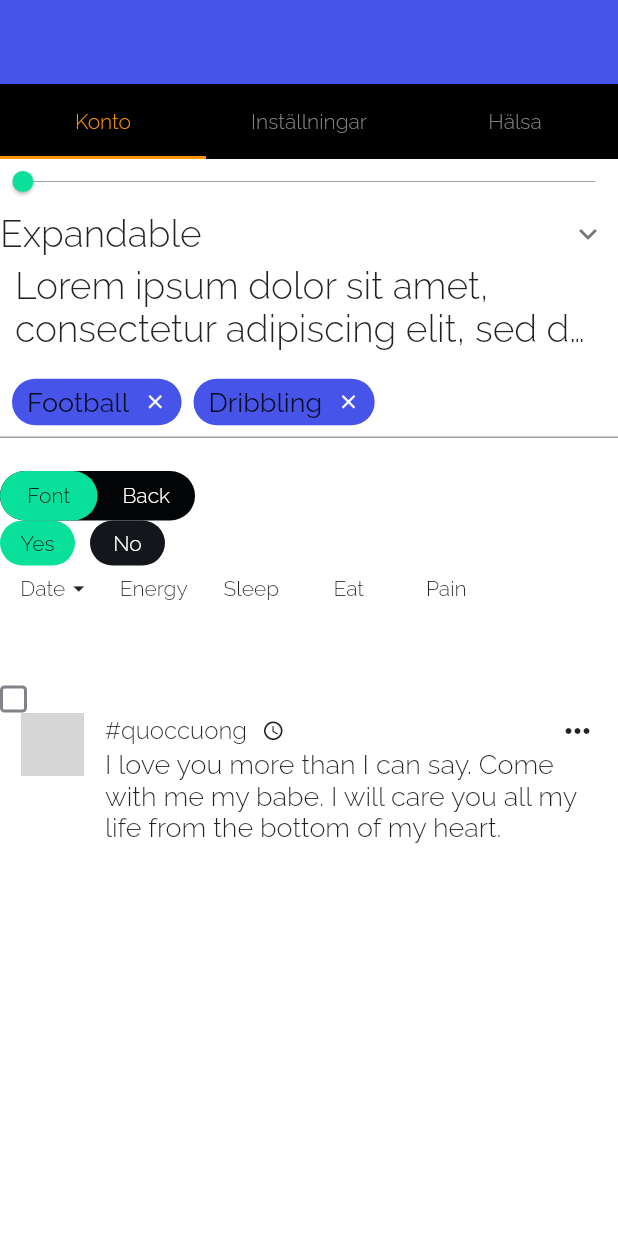
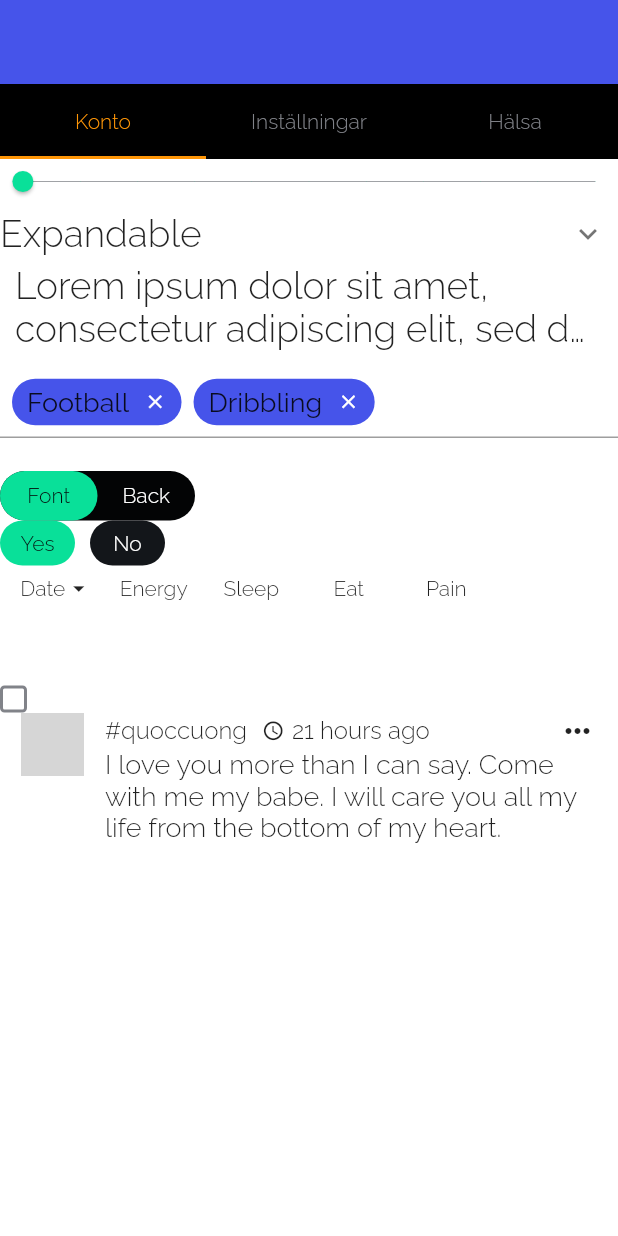
Before and after one commit to cuongdang1998/zporter_preview, a Flutter app: the screen it shows after launch, on a phone screen of 412 x 824 dp. Run offline on Flutter 3.47's test engine with Material 2 defaults, Android fonts, the phone set to English and light mode, and no system bars; drawn by our look-alikes of flutter_slidable, scroll_to_index; our stand-ins replace bloc, dio, dropdown_search, equatable, fl_chart, flutter_bloc and 6 more; generated files the repository leaves out were written again; grey boxes are pictures that could not be loaded.

Commit message:
add count hour nofication

```diff
--- a/lib/presentation/setting/ui/widget/widget_notification_item.dart
+++ b/lib/presentation/setting/ui/widget/widget_notification_item.dart
@@ -30,10 +30,10 @@ class _NotificationItemState extends State<NotificationItem> {
       controller: _slidableController,
       child: NotificationContent(
         avatarImage: Assets.images.mypic,
-        comment:
+        notifyContent:
             'I love you more than I can say. Come with me my babe. I will care you all my life from the bottom of my heart.',
-        commenterName: 'quoccuong',
-        commentTime: DateTime(2021, 05, 21, 13, 10, 22),
+        notifyName: 'quoccuong',
+        notifyTime: DateTime(2021, 05, 21, 13, 10, 22),
         isOpen: _isOpen,
       ),
       secondaryActions: <Widget>[
@@ -92,19 +92,39 @@ class _NotificationItemState extends State<NotificationItem> {
 
 class NotificationContent extends StatelessWidget {
   final AssetGenImage avatarImage;
-  final String commenterName;
-  final String comment;
-  final DateTime commentTime;
+  final String notifyName;
+  final String notifyContent;
+  final DateTime notifyTime;
   final bool isOpen;
 
-  const NotificationContent({
+  NotificationContent({
     Key? key,
     required this.avatarImage,
-    required this.commenterName,
-    required this.comment,
-    required this.commentTime,
+    required this.notifyName,
+    required this.notifyContent,
+    required this.notifyTime,
     this.isOpen = false,
   }) : super(key: key);
+
+  String getNotifyTime() {
+    var days = DateTime.now().difference(this.notifyTime).inDays;
+    var hours = DateTime.now().difference(this.notifyTime).inHours;
+    var minutes = DateTime.now().difference(this.notifyTime).inMinutes;
+    var seconds = DateTime.now().difference(this.notifyTime).inSeconds;
+    if (days == 1) {
+      return '$days day ago';
+    } else if (days > 1) {
+      return '$days days ago';
+    } else if (hours == 1) {
+      return '$hours hour ago';
+    } else if (hours > 1) {
+      return '$hours hours ago';
+    } else if (minutes >= 1) {
+      return '$minutes min ago';
+    } else {
+      return '$seconds sec ago';
+    }
+  }
 
   @override
   Widget build(BuildContext context) {
@@ -116,7 +136,7 @@ class NotificationContent extends StatelessWidget {
           Padding(
             padding: const EdgeInsets.symmetric(horizontal: 14),
             child: ClipRRect(
-              borderRadius: BorderRadius.circular(3),
+              borderRadius: BorderRadius.circular(10),
               child: avatarImage.image(
                 fit: BoxFit.fill,
                 width: 42,
@@ -134,13 +154,22 @@ class NotificationContent extends StatelessWidget {
                         right: 10,
                       ),
                       child: Text(
-                        '#$commenterName',
+                        '#$notifyName',
                         style: TextStyle(fontSize: 16),
                       ),
                     ),
                     Icon(
                       Icons.access_time,
                       size: 15,
+                    ),
+                    Padding(
+                      padding: const EdgeInsets.only(left: 5),
+                      child: Text(
+                        getNotifyTime(),
+                        style: TextStyle(
+                          fontSize: 16,
+                        ),
+                      ),
                     ),
                     Spacer(),
                     Visibility(
@@ -161,7 +190,7 @@ class NotificationContent extends StatelessWidget {
                 Padding(
                   padding: EdgeInsets.only(right: 15),
                   child: Text(
-                    comment,
+                    notifyContent,
                     style: TextStyle(fontSize: 18),
                   ),
                 )
```
